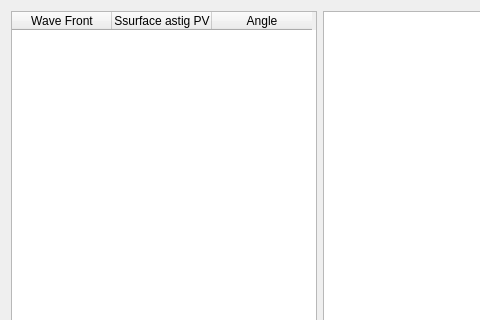
Old version of the form astigpolargraph.ui in the repository githubdoe/DFTFringe; both pictures show x 0 to 480 and y 0 to 320 of the 640 by 480 pixel window.
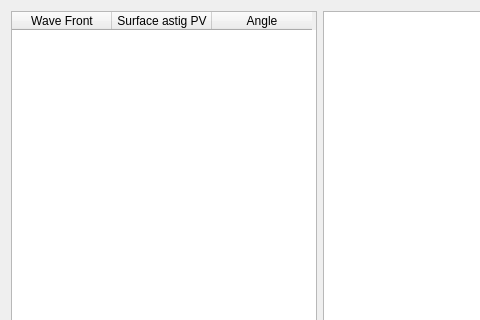
New version of the form. Custom widgets are drawn as their Qt base class.

Patch:
```diff
--- a/astigpolargraph.ui
+++ b/astigpolargraph.ui
@@ -25,7 +25,7 @@
        </column>
        <column>
         <property name="text">
-         <string>Ssurface astig PV</string>
+         <string>Surface astig PV</string>
         </property>
        </column>
        <column>
```
